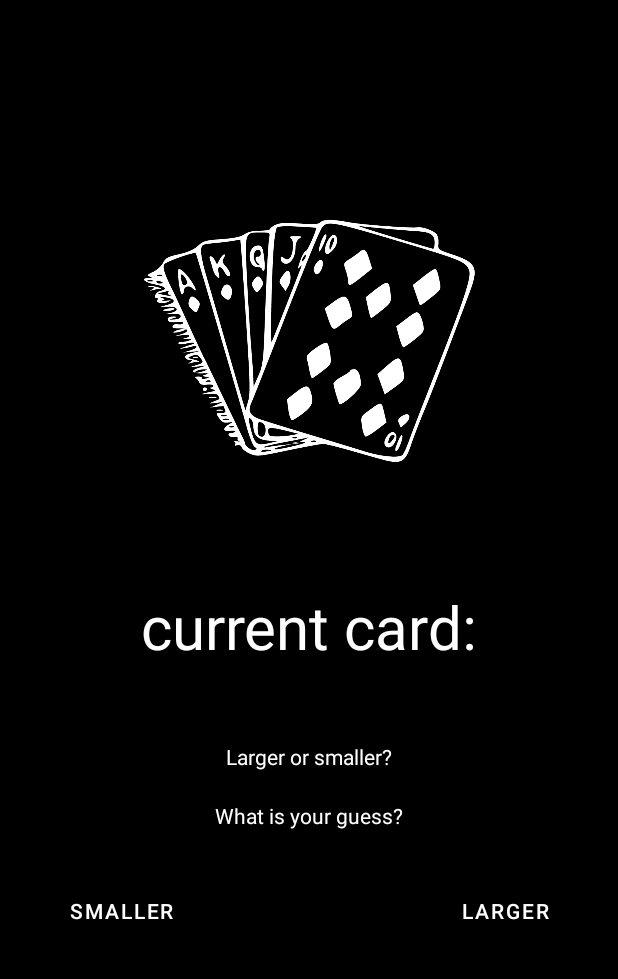
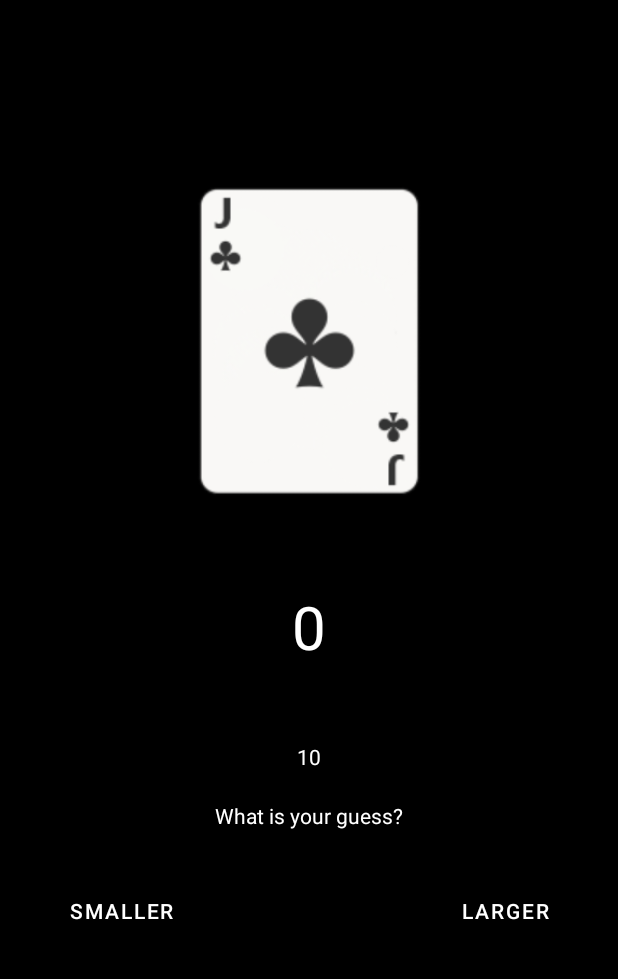
Before and after one commit to claratoll/FU_CardDeck, an Android app: the PlayActivity screen opened directly, with no data from a screen before it, after a tap on "LARGER", on a phone screen of 412 x 824 dp, the part 62-1041 px from its top. Run offline under Robolectric (Android 15) with nearby library versions, the phone set to English and light mode, and no system bars.

Commit message:
game play kind of working

```diff
--- a/app/src/main/java/com/example/carddeck/CardRecyclerAdapter.kt
+++ /dev/null
@@ -1,97 +0,0 @@
-package com.example.carddeck
-
-import android.content.Context
-import android.view.LayoutInflater
-import android.view.View
-import android.view.ViewGroup
-import android.widget.Button
-import android.widget.ImageView
-import androidx.recyclerview.widget.RecyclerView
-import kotlin.random.Random
-
-
-class CardsRecyclerAdapter (val context : Context, val cards : List <Card>) : RecyclerView.Adapter<CardsRecyclerAdapter.ViewHolder>() {
-
-    val layoutInflater = LayoutInflater.from(context)
-
-
-    override fun onCreateViewHolder(parent: ViewGroup, viewType: Int): ViewHolder {
-        val itemView = layoutInflater.inflate(R.layout.show_card, parent, false)
-
-        return ViewHolder(itemView)
-    }
-
-
-    override fun onBindViewHolder(holder: ViewHolder, position: Int) {
-       // val card = cards[position]
-
-       // holder.imageView.setImageResource(card.picture)
-
-
-    }
-
-    override fun getItemCount() = cards.size
-
-
-    fun randomNextCard(): Int {
-        return (1..13).random()
-    }
-    inner class ViewHolder(itemView: View) : RecyclerView.ViewHolder(itemView) {
-
-        val imageView = itemView.findViewById<ImageView>(R.id.cardImageView)
-        val largerButton = itemView.findViewById<Button>(R.id.largerButton)
-        val smallerButton = itemView.findViewById<Button>(R.id.smallerButton)
-
-
-        var points = 0
-        val randomCardNumber = randomNextCard()
-        val nextValue = 14
-
-
-        init {
-            largerButton.setOnClickListener {
-                if (nextValue > randomCardNumber){
-                    points++
-                } else {
-                    //loose
-                }
-
-              //  val nextValue : Int = DataManager.cards.size
-            }
-
-            smallerButton.setOnClickListener {
-                if (nextValue < randomCardNumber){
-                    points++
-                } else {
-                //loose
-                }
-            }
-
-
-
-
-            /*
-            val currentCard = createCard()
-            cardImageView.setImageResource(currentCard)
-            val nextCard = createCard()
-
-            if (currentCard > nextCard){
-                return true
-            } else if (currentCard < nextCard ){
-                return false
-            } else {
-                return false
-            }*/
-
-
-            /*     buyButton.setOnClickListener {
-                DataManager.cards[buyPosition].buy = buyButton.isChecked
-            }*/
-
-
-        }
-
-    }
-
-
-}
--- a/app/src/main/java/com/example/carddeck/DataManager.kt
+++ b/app/src/main/java/com/example/carddeck/Deck.kt
@@ -1,17 +1,17 @@
 package com.example.carddeck
 
-object DataManager {
+object Deck {
 
     val cards = mutableListOf<Card>()
 
 
     init {
-        createMockData()
+        createCards()
     }
 
     //shared preferences
 
-    fun createMockData(){
+    fun createCards(){
         //clubs
         cards.add(Card("Clubs Ace", 1, R.drawable.clubsace))
         cards.add(Card("Clubs two", 2, R.drawable.clubs_2))
--- a/app/src/main/java/com/example/carddeck/PlayActivity.kt
+++ b/app/src/main/java/com/example/carddeck/PlayActivity.kt
@@ -3,24 +3,25 @@ package com.example.carddeck
 
 import androidx.appcompat.app.AppCompatActivity
 import android.os.Bundle
-import android.provider.ContactsContract
-import android.view.View
 import android.widget.Button
 import android.widget.ImageView
 import android.widget.TextView
-import androidx.recyclerview.widget.LinearLayoutManager
-import androidx.recyclerview.widget.RecyclerView
-import kotlin.random.Random
 
 class PlayActivity : AppCompatActivity() {
 
     private lateinit var cardText : TextView
+    private lateinit var showAnswer : TextView
+
     private lateinit var largerButton : Button
     private lateinit var smallerButton : Button
 
     private lateinit var cardImageView: ImageView
 
-    private lateinit var recyclerView: RecyclerView
+    private var points: Int = 0
+
+    val deck = Deck
+
+    //   private lateinit var recyclerView: RecyclerView
 
 
 
@@ -30,54 +31,61 @@ class PlayActivity : AppCompatActivity() {
         setContentView(R.layout.activity_play)
 
 
-        recyclerView = findViewById(R.id.recyclerView)
+        /*recyclerView = findViewById(R.id.recyclerView)
 
         recyclerView.layoutManager = LinearLayoutManager(this)
         recyclerView.adapter = CardsRecyclerAdapter(this, DataManager.cards)
+*/
 
 
+        cardText = findViewById(R.id.currentCard)
+        showAnswer = findViewById(R.id.larger_smaller)
 
-/*        cardText = findViewById(R.id.currentCard)
         largerButton = findViewById(R.id.largerButton)
         smallerButton = findViewById(R.id.smallerButton)
-        cardImageView = findViewById(R.id.cardImageView)*/
 
+        cardImageView = findViewById(R.id.cardImageView)
 
+        val currentCard = Deck.cards
         val position = 1
        // lateinit var currentCard
         //lateinit var nextCard
 
 //        createCard()
-/*
+
+        val smaller = 1
+        val larger = 2
+
         largerButton.setOnClickListener {
-            checkIfNextCardIsLargerOrSmaller()
-            DataManager.cards[position].name = cardText.text.toString()
+
+            checkIfNextCardIsLargerOrSmaller(larger)
 
         }
         smallerButton.setOnClickListener{
-            checkIfNextCardIsLargerOrSmaller()
 
-        }*/
+            checkIfNextCardIsLargerOrSmaller(smaller)
+
         }
+    }
+
+    fun randomNextCard(): Int { return (1..13).random() }
 
 
 
-    fun randomNextCard(): Int {
-        return (1..13).random()
-    }
-
-    private fun checkIfNextCardIsLargerOrSmaller(): Boolean {
-
-        val currentCard = DataManager.createMockData()
-
-     //   cardImageView.setImageResource(currentCard)
+    private fun checkIfNextCardIsLargerOrSmaller(number: Int) {
 
 
 
-        var points = 0
         val randomCardNumber = randomNextCard()
-        val nextValue = 14
+        val nextValue = 4
 
+        if (number == 1){
+            if (nextValue < randomCardNumber){
+                points++
+            } else {
+                //loose
+            }
+        } else if (number == 2){
 
             if (nextValue > randomCardNumber){
                 points++
@@ -85,16 +93,16 @@ class PlayActivity : AppCompatActivity() {
                 //loose
             }
 
-                //  val nextValue : Int = DataManager.cards.size
+        }
 
 
-                if (nextValue < randomCardNumber){
-                    points++
-                } else {
-                    //loose
-                }
+        cardText.text = points.toString()
 
-return true
+        //fixa så den hämtar alla kort istället
+        cardImageView.setImageResource(Deck.cards[randomCardNumber].picture)
+
+        showAnswer.text = randomCardNumber.toString()
+
     }
 
 }
--- a/app/src/main/res/layout/activity_play.xml
+++ b/app/src/main/res/layout/activity_play.xml
@@ -8,11 +8,70 @@
     android:background="@color/black"
     tools:context=".PlayActivity">
 
-    <androidx.recyclerview.widget.RecyclerView
-        android:id="@+id/recyclerView"
-        android:layout_width="match_parent"
-        android:layout_height="match_parent"
-        tools:layout_editor_absoluteX="1dp"
-        tools:layout_editor_absoluteY="1dp"
-        tools:listitem="@layout/show_card" />
-</androidx.constraintlayout.widget.ConstraintLayout>
+
+<ImageView
+android:id="@+id/cardImageView"
+android:layout_width="263dp"
+android:layout_height="226dp"
+
+android:layout_marginTop="100dp"
+app:layout_constraintEnd_toEndOf="parent"
+app:layout_constraintStart_toStartOf="parent"
+app:layout_constraintTop_toTopOf="parent"
+app:srcCompat="@drawable/cardimage" />
+
+<TextView
+android:id="@+id/currentCard"
+android:layout_width="wrap_content"
+android:layout_height="wrap_content"
+android:layout_marginTop="50dp"
+android:text="@string/current_card"
+android:textColor="@color/white"
+android:textSize="40sp"
+app:layout_constraintEnd_toEndOf="parent"
+app:layout_constraintStart_toStartOf="parent"
+app:layout_constraintTop_toBottomOf="@+id/cardImageView" />
+
+<TextView
+android:id="@+id/whatGuess"
+android:layout_width="wrap_content"
+android:layout_height="wrap_content"
+android:layout_marginTop="20dp"
+android:text="@string/what_guess"
+android:textColor="@color/white"
+app:layout_constraintEnd_toEndOf="parent"
+app:layout_constraintStart_toStartOf="parent"
+app:layout_constraintTop_toBottomOf="@+id/larger_smaller" />
+
+<TextView
+android:id="@+id/larger_smaller"
+android:layout_width="wrap_content"
+android:layout_height="wrap_content"
+android:layout_marginTop="50dp"
+android:text="@string/larger_or_smaller"
+android:textColor="@color/white"
+app:layout_constraintEnd_toEndOf="parent"
+app:layout_constraintStart_toStartOf="parent"
+app:layout_constraintTop_toBottomOf="@+id/currentCard" />
+
+<Button
+android:id="@+id/largerButton"
+android:layout_width="wrap_content"
+android:layout_height="wrap_content"
+android:layout_marginTop="30dp"
+android:layout_marginEnd="30dp"
+android:text="@string/larger"
+app:layout_constraintEnd_toEndOf="parent"
+app:layout_constraintTop_toBottomOf="@+id/whatGuess" />
+
+<Button
+android:id="@+id/smallerButton"
+android:layout_width="wrap_content"
+android:layout_height="wrap_content"
+android:layout_marginStart="30dp"
+android:layout_marginTop="30dp"
+android:text="@string/smaller"
+app:layout_constraintStart_toStartOf="parent"
+app:layout_constraintTop_toBottomOf="@+id/whatGuess" />
+
+    </androidx.constraintlayout.widget.ConstraintLayout>
--- a/app/src/main/res/layout/show_card.xml
+++ /dev/null
@@ -1,74 +0,0 @@
-<?xml version="1.0" encoding="utf-8"?>
-<androidx.constraintlayout.widget.ConstraintLayout xmlns:android="http://schemas.android.com/apk/res/android"
-    xmlns:app="http://schemas.android.com/apk/res-auto"
-    xmlns:tools="http://schemas.android.com/tools"
-    android:layout_width="match_parent"
-    android:layout_height="match_parent"
-    android:background="@color/black">
-
-
-    <ImageView
-        android:id="@+id/cardImageView"
-        android:layout_width="263dp"
-        android:layout_height="226dp"
-
-        android:layout_marginTop="100dp"
-        app:layout_constraintEnd_toEndOf="parent"
-        app:layout_constraintStart_toStartOf="parent"
-        app:layout_constraintTop_toTopOf="parent"
-        app:srcCompat="@drawable/cardimage" />
-
-    <TextView
-        android:id="@+id/currentCard"
-        android:layout_width="wrap_content"
-        android:layout_height="wrap_content"
-        android:layout_marginTop="50dp"
-        android:text="@string/current_card"
-        android:textColor="@color/white"
-        android:textSize="40sp"
-        app:layout_constraintEnd_toEndOf="parent"
-        app:layout_constraintStart_toStartOf="parent"
-        app:layout_constraintTop_toBottomOf="@+id/cardImageView" />
-
-    <TextView
-        android:id="@+id/whatGuess"
-        android:layout_width="wrap_content"
-        android:layout_height="wrap_content"
-        android:layout_marginTop="20dp"
-        android:text="@string/what_guess"
-        android:textColor="@color/white"
-        app:layout_constraintEnd_toEndOf="parent"
-        app:layout_constraintStart_toStartOf="parent"
-        app:layout_constraintTop_toBottomOf="@+id/larger_smaller" />
-
-    <TextView
-        android:id="@+id/larger_smaller"
-        android:layout_width="wrap_content"
-        android:layout_height="wrap_content"
-        android:layout_marginTop="50dp"
-        android:text="@string/larger_or_smaller"
-        android:textColor="@color/white"
-        app:layout_constraintEnd_toEndOf="parent"
-        app:layout_constraintStart_toStartOf="parent"
-        app:layout_constraintTop_toBottomOf="@+id/currentCard" />
-
-    <Button
-        android:id="@+id/largerButton"
-        android:layout_width="wrap_content"
-        android:layout_height="wrap_content"
-        android:layout_marginTop="30dp"
-        android:layout_marginEnd="30dp"
-        android:text="@string/larger"
-        app:layout_constraintEnd_toEndOf="parent"
-        app:layout_constraintTop_toBottomOf="@+id/whatGuess" />
-
-    <Button
-        android:id="@+id/smallerButton"
-        android:layout_width="wrap_content"
-        android:layout_height="wrap_content"
-        android:layout_marginStart="30dp"
-        android:layout_marginTop="30dp"
-        android:text="@string/smaller"
-        app:layout_constraintStart_toStartOf="parent"
-        app:layout_constraintTop_toBottomOf="@+id/whatGuess" />
-</androidx.constraintlayout.widget.ConstraintLayout>
```
Lines whose indentation alone changed are shown as unchanged.
